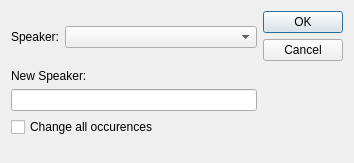
Before: the Qt Designer form changespeakerdialog.ui in jatindalal/asr-post-editor, drawn with Qt 5.
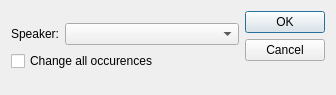
After: the same form once the commit is applied.

Commit message: make change speaker dialog better

```diff
--- a/changespeakerdialog.ui
+++ b/changespeakerdialog.ui
@@ -6,8 +6,8 @@
    <rect>
     <x>0</x>
     <y>0</y>
-    <width>354</width>
-    <height>163</height>
+    <width>336</width>
+    <height>95</height>
    </rect>
   </property>
   <property name="windowTitle">
@@ -17,6 +17,8 @@
    <item>
     <layout class="QVBoxLayout" name="verticalLayout_2">
      <item>
+      <layout class="QVBoxLayout" name="verticalLayout">
+       <item>
       <layout class="QHBoxLayout" name="horizontalLayout">
        <item>
         <widget class="QLabel" name="label">
@@ -42,24 +44,6 @@
         </widget>
        </item>
       </layout>
-     </item>
-     <item>
-      <layout class="QVBoxLayout" name="verticalLayout">
-       <item>
-        <widget class="QLabel" name="label_newSpeaker">
-         <property name="sizePolicy">
-          <sizepolicy hsizetype="Preferred" vsizetype="Maximum">
-           <horstretch>0</horstretch>
-           <verstretch>0</verstretch>
-          </sizepolicy>
-         </property>
-         <property name="text">
-          <string>New Speaker:</string>
-         </property>
-        </widget>
-       </item>
-       <item>
-        <widget class="QLineEdit" name="lineEdit_newSpeaker"/>
        </item>
        <item>
         <widget class="QCheckBox" name="checkBox_changeAllOccurences">
```
Left out of the diff: 2 changed lines with no effect on the pictures. Lines whose indentation alone changed are shown as unchanged. The commit also changes 3 other files.
